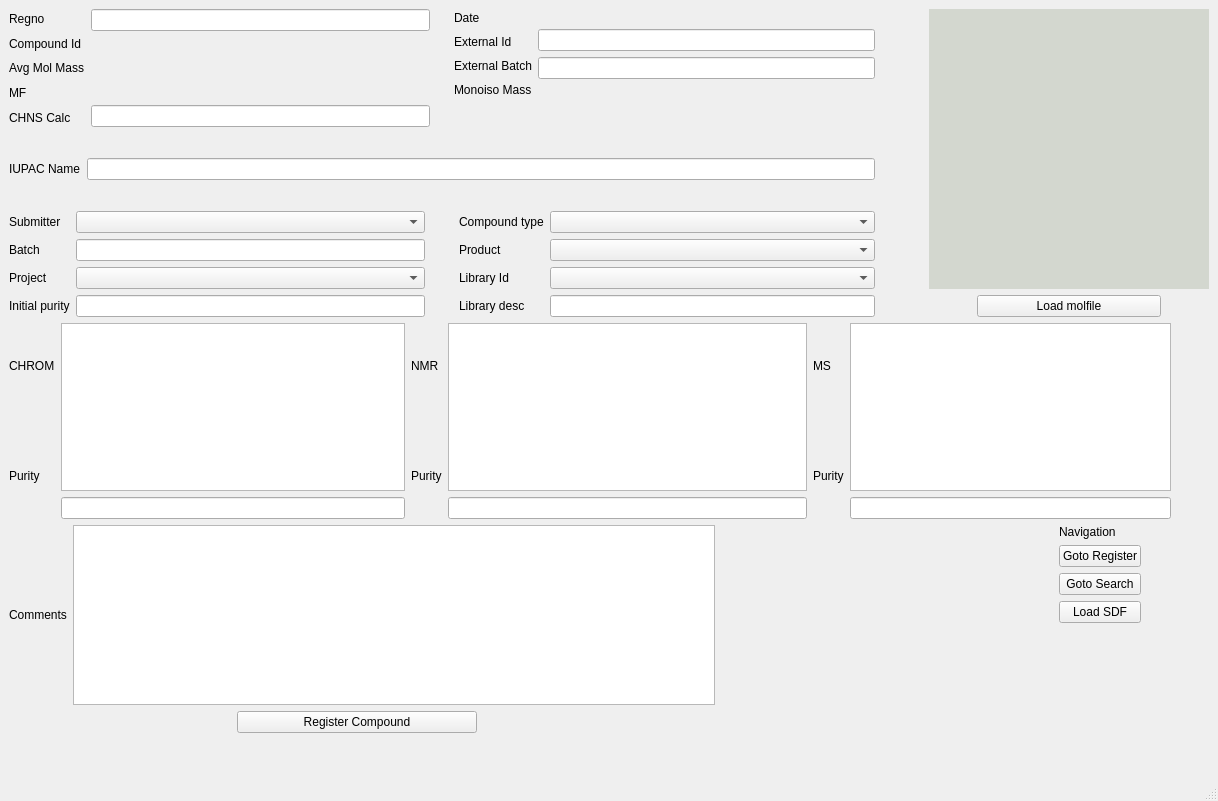
Old version of the form chemReg/regchem.ui in the repository dahlbma/scarab_tornado.
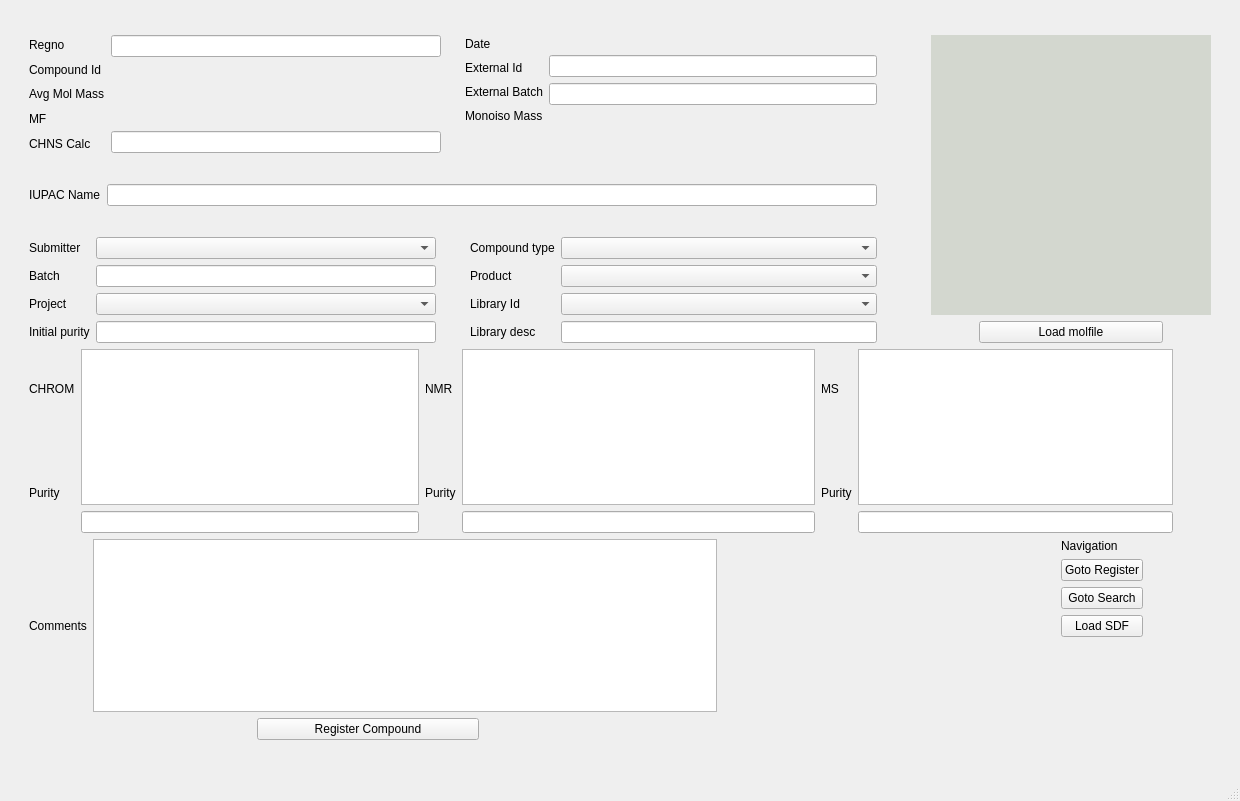
New version of the form.

```diff
--- a/chemReg/regchem.ui
+++ b/chemReg/regchem.ui
@@ -6,7 +6,7 @@
    <rect>
     <x>0</x>
     <y>0</y>
-    <width>1218</width>
+    <width>1240</width>
     <height>801</height>
    </rect>
   </property>
@@ -18,8 +18,34 @@
   </property>
   <widget class="QWidget" name="centralwidget">
    <layout class="QGridLayout" name="gridLayout">
-    <item row="0" column="0" rowspan="2" colspan="2">
+    <item row="1" column="1" colspan="2">
      <layout class="QVBoxLayout" name="verticalLayout_24">
+      <item>
+       <spacer name="verticalSpacer">
+        <property name="orientation">
+         <enum>Qt::Vertical</enum>
+        </property>
+        <property name="sizeHint" stdset="0">
+         <size>
+          <width>20</width>
+          <height>40</height>
+         </size>
+        </property>
+       </spacer>
+      </item>
+      <item>
+       <spacer name="verticalSpacer_2">
+        <property name="orientation">
+         <enum>Qt::Vertical</enum>
+        </property>
+        <property name="sizeHint" stdset="0">
+         <size>
+          <width>20</width>
+          <height>40</height>
+         </size>
+        </property>
+       </spacer>
+      </item>
       <item>
        <layout class="QHBoxLayout" name="horizontalLayout_12">
         <item>
@@ -438,6 +464,9 @@
             <property name="styleSheet">
              <string notr="true">background-color: rgb(211, 215, 207);</string>
             </property>
+            <property name="frameShape">
+             <enum>QFrame::NoFrame</enum>
+            </property>
             <property name="text">
              <string/>
             </property>
@@ -858,6 +887,38 @@
       </item>
      </layout>
     </item>
+    <item row="0" column="0">
+     <spacer name="horizontalSpacer">
+      <property name="orientation">
+       <enum>Qt::Horizontal</enum>
+      </property>
+      <property name="sizeType">
+       <enum>QSizePolicy::Preferred</enum>
+      </property>
+      <property name="sizeHint" stdset="0">
+       <size>
+        <width>20</width>
+        <height>20</height>
+       </size>
+      </property>
+     </spacer>
+    </item>
+    <item row="0" column="3">
+     <spacer name="horizontalSpacer_2">
+      <property name="orientation">
+       <enum>Qt::Horizontal</enum>
+      </property>
+      <property name="sizeType">
+       <enum>QSizePolicy::Preferred</enum>
+      </property>
+      <property name="sizeHint" stdset="0">
+       <size>
+        <width>20</width>
+        <height>20</height>
+       </size>
+      </property>
+     </spacer>
+    </item>
    </layout>
   </widget>
   <widget class="QMenuBar" name="menubar">
```
Left out of the diff: 8 changed lines with no effect on the pictures. Lines whose indentation alone changed are shown as unchanged.
